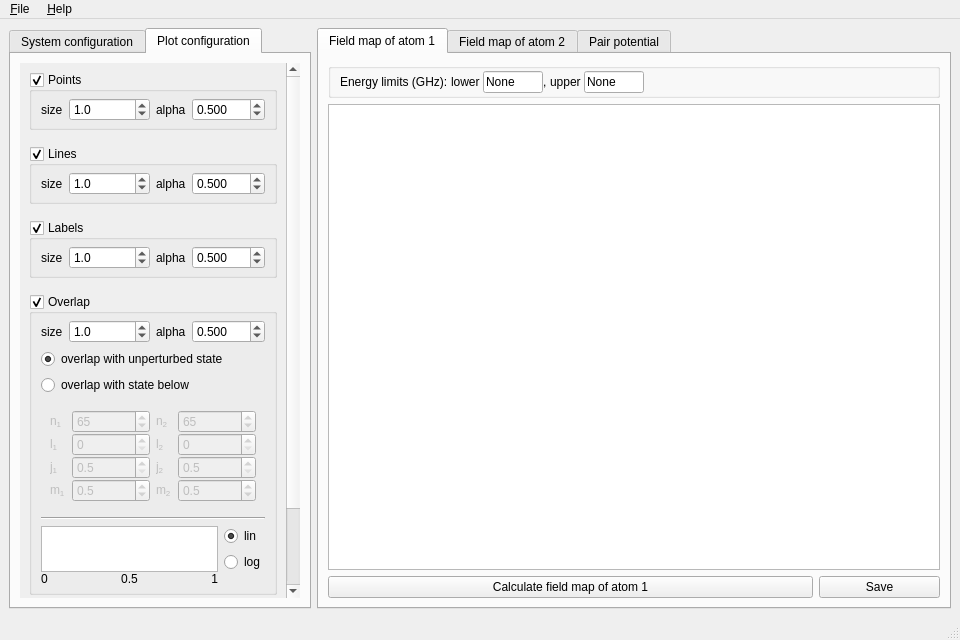
Above: gui/plotter.ui from pairinteraction/pairinteraction before the change. Below: the same form after it.
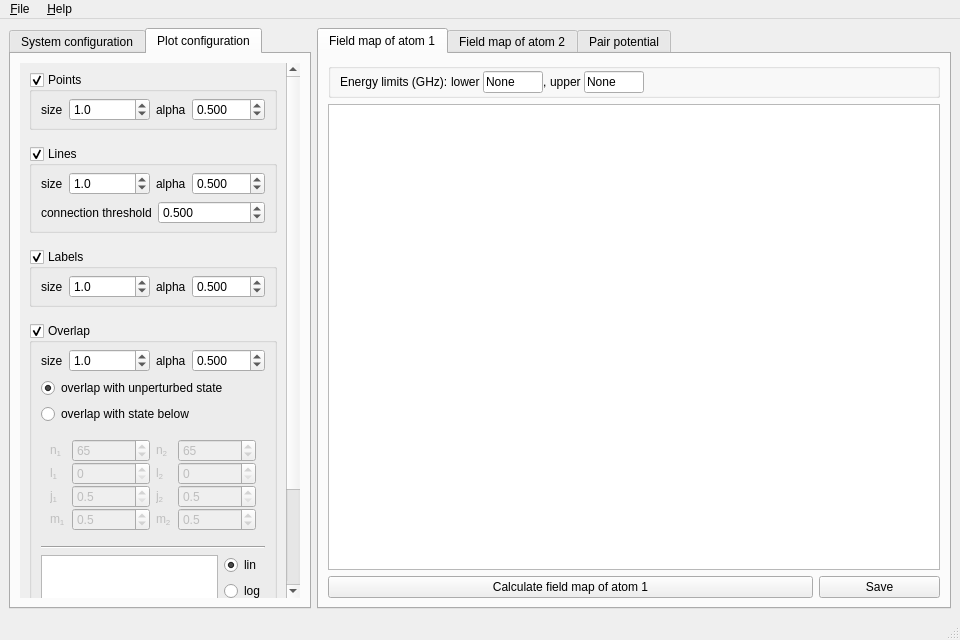
That is the form after the change. The open tabs and pages were chosen to show the change. Custom widgets are drawn as their Qt base class.

What changed in the file:
```diff
--- a/gui/plotter.ui
+++ b/gui/plotter.ui
@@ -1767,7 +1767,7 @@
              <x>0</x>
              <y>0</y>
              <width>269</width>
-             <height>779</height>
+             <height>815</height>
             </rect>
            </property>
            <layout class="QVBoxLayout" name="verticalLayout_5">
@@ -2077,6 +2077,66 @@
                  </item>
                 </layout>
                </item>
+               <item>
+                <layout class="QFormLayout" name="formLayout_34">
+                 <property name="sizeConstraint">
+                  <enum>QLayout::SetDefaultConstraint</enum>
+                 </property>
+                 <property name="fieldGrowthPolicy">
+                  <enum>QFormLayout::ExpandingFieldsGrow</enum>
+                 </property>
+                 <property name="labelAlignment">
+                  <set>Qt::AlignLeading|Qt::AlignLeft|Qt::AlignVCenter</set>
+                 </property>
+                 <property name="formAlignment">
+                  <set>Qt::AlignLeading|Qt::AlignLeft|Qt::AlignTop</set>
+                 </property>
+                 <property name="verticalSpacing">
+                  <number>0</number>
+                 </property>
+                 <item row="1" column="0">
+                  <widget class="QLabel" name="label_84">
+                   <property name="text">
+                    <string>connection threshold</string>
+                   </property>
+                   <property name="textFormat">
+                    <enum>Qt::AutoText</enum>
+                   </property>
+                  </widget>
+                 </item>
+                 <item row="1" column="1">
+                  <widget class="QDoubleSpinBox" name="spinbox_plot_connectionthreshold">
+                   <property name="sizePolicy">
+                    <sizepolicy hsizetype="MinimumExpanding" vsizetype="Fixed">
+                     <horstretch>0</horstretch>
+                     <verstretch>0</verstretch>
+                    </sizepolicy>
+                   </property>
+                   <property name="minimumSize">
+                    <size>
+                     <width>0</width>
+                     <height>0</height>
+                    </size>
+                   </property>
+                   <property name="decimals">
+                    <number>3</number>
+                   </property>
+                   <property name="minimum">
+                    <double>0.001000000000000</double>
+                   </property>
+                   <property name="maximum">
+                    <double>1.000000000000000</double>
+                   </property>
+                   <property name="singleStep">
+                    <double>0.100000000000000</double>
+                   </property>
+                   <property name="value">
+                    <double>0.500000000000000</double>
+                   </property>
+                  </widget>
+                 </item>
+                </layout>
+               </item>
               </layout>
              </widget>
             </item>
```
Left out of the diff: 43 changed lines with no effect on the pictures.
